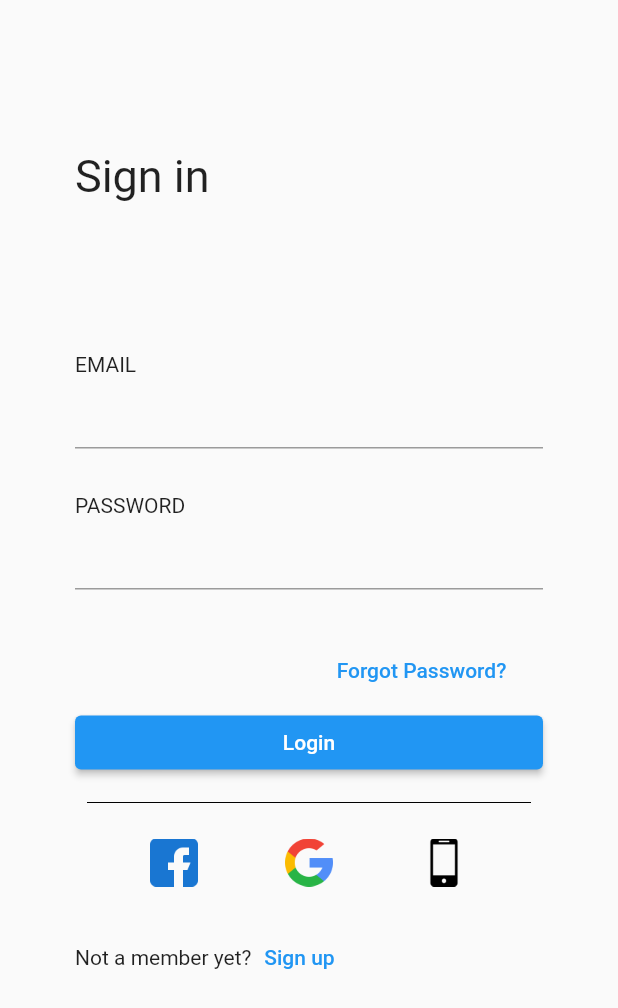
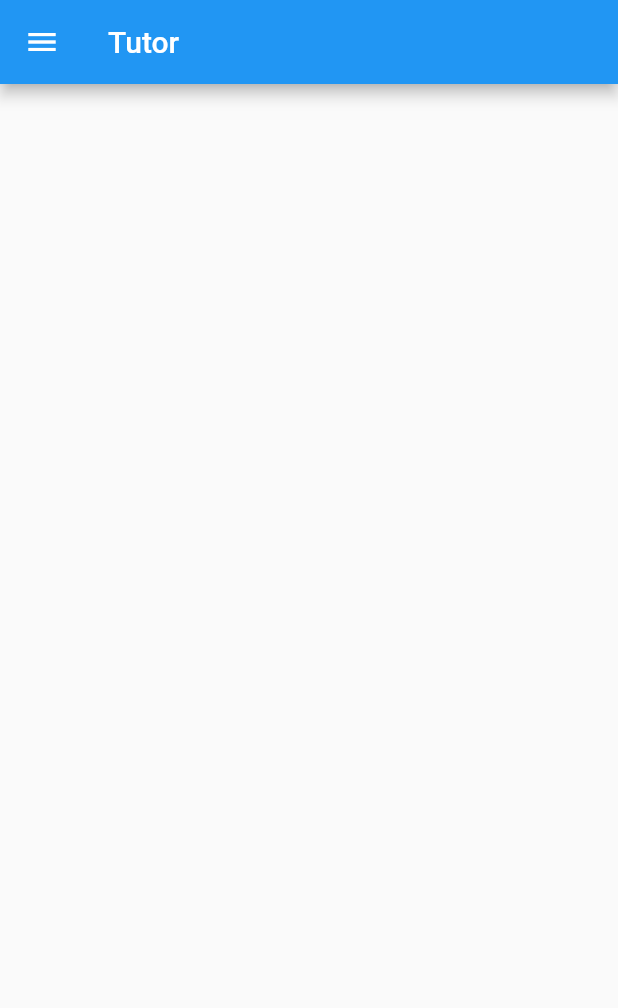
Before and after one commit to convitnhodev/Advanced-Mobile-Course, a Flutter app: the screen it shows after launch, on a phone screen of 412 x 824 dp. Shown: the top 1008 px of the screen. Run offline on Flutter 3.47's test engine with Material 2 defaults, Android fonts, the phone set to English and light mode, and no system bars; our stand-ins replace flutter_screenutil, get.

Commit message:
feat: init tutor_list page and drawer

```diff
--- a/lib/common/routes/names.dart
+++ b/lib/common/routes/names.dart
@@ -1,4 +1,6 @@
 class AppRoutes {
   static const INITIAL = '/';
   static const SIGN_IN = '/sign_in';
+  static const TUTORS_LIST = '/totures_list';
+  static const DRAWER_MENU = '/drawer_menu';
 }
--- a/lib/common/routes/pages.dart
+++ b/lib/common/routes/pages.dart
@@ -1,23 +1,36 @@
 import 'package:flutter_application_1/common/routes/names.dart';
+import 'package:flutter_application_1/pages/frame/drawer_menu/index.dart';
 import 'package:flutter_application_1/pages/frame/sign_in/bindings.dart';
 import 'package:flutter_application_1/pages/frame/sign_in/view.dart';
+import 'package:flutter_application_1/pages/frame/tutors_list/bindings.dart';
+import 'package:flutter_application_1/pages/frame/tutors_list/view.dart';
 import 'package:get/route_manager.dart';
 
 class AppPages {
-  static const INITIAL = AppRoutes.SIGN_IN;
+  static const INITIAL = AppRoutes.TUTORS_LIST;
 
 
 
   static List<String> history = [];
 
   static final List<GetPage> routes = [
-
-
-
     GetPage(
       name: AppRoutes.SIGN_IN,
       page: () => const SignInPage(),
       binding: SignInBinding(),
     ),
+
+    GetPage(
+      name: AppRoutes.TUTORS_LIST,
+      page: () => const TutorsListPage(),
+      binding: TutorsListBinding()
+    ),
+
+    GetPage(
+      name: AppRoutes.DRAWER_MENU,
+      page: () => const DrawerMenuPage(),
+      binding: DrawerMenuBinding()
+    )
+
   ];
 }
--- /dev/null
+++ b/lib/pages/frame/drawer_menu/bindings.dart
@@ -0,0 +1,11 @@
+import 'package:flutter_application_1/pages/frame/drawer_menu/index.dart';
+import 'package:flutter_application_1/pages/frame/sign_in/controller.dart';
+import 'package:get/get.dart';
+
+
+class DrawerMenuBinding implements Bindings {
+  @override
+    void dependencies() {
+    Get.lazyPut<DrawerMenuController>(() => DrawerMenuController());
+  }
+}
--- /dev/null
+++ b/lib/pages/frame/drawer_menu/state.dart
@@ -0,0 +1,3 @@
+class DrawerMenuState {
+
+}
--- a/lib/pages/frame/sign_in/view.dart
+++ b/lib/pages/frame/sign_in/view.dart
@@ -5,7 +5,6 @@ import 'package:get/get_state_manager/get_state_manager.dart';
 class SignInPage extends GetView<SignInController> {
   const SignInPage({super.key});
 
-  @override
   @override
   Widget build(BuildContext context) {
     return  Scaffold(
--- /dev/null
+++ b/lib/pages/frame/tutors_list/bindings.dart
@@ -0,0 +1,10 @@
+import 'package:flutter_application_1/pages/frame/tutors_list/controller.dart';
+import 'package:get/get.dart';
+
+
+class TutorsListBinding implements Bindings {
+  @override
+    void dependencies() {
+    Get.lazyPut<TutorsListController>(() => TutorsListController());
+  }
+}
--- /dev/null
+++ b/lib/pages/frame/tutors_list/controller.dart
@@ -0,0 +1,7 @@
+import 'package:flutter_application_1/pages/frame/tutors_list/state.dart';
+import 'package:get/get.dart';
+
+class TutorsListController extends GetxController {
+  TutorsListController();
+  final state = TotursListState();
+}
--- /dev/null
+++ b/lib/pages/frame/tutors_list/state.dart
@@ -0,0 +1,3 @@
+class TotursListState {
+
+}
--- /dev/null
+++ b/lib/pages/frame/tutors_list/view.dart
@@ -0,0 +1,32 @@
+
+
+import 'package:flutter/material.dart';
+import 'package:flutter_application_1/pages/frame/tutors_list/controller.dart';
+import 'package:get/get.dart';
+
+class TutorsListPage extends GetView<TutorsListController> {
+   const TutorsListPage({super.key});
+
+  @override
+
+  Widget build(BuildContext context) {
+    return Scaffold(
+      appBar: AppBar(
+        title: Text(
+          'Tutor'
+        ),
+      ),
+      drawer: Drawer(backgroundColor: Colors.black),
+      body: SingleChildScrollView(
+        child: Column(
+          children: [
+            Column(
+
+            ),
+
+          ],
+        ),
+      ),
+    );
+  }
+}
```
Also changed, not shown: lib/pages/frame/drawer_menu/controller.dart (added, +9 -0 lines), lib/pages/frame/drawer_menu/index.dart (added, +7 -0 lines), lib/pages/frame/drawer_menu/view.dart (added, +17 -0 lines), lib/pages/frame/tutors_list/index.dart (added, +7 -0 lines).
